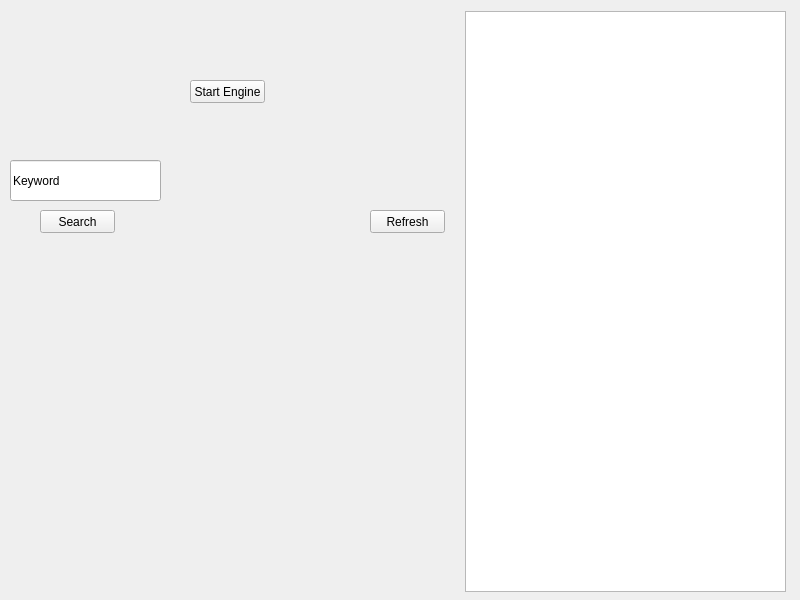
First picture: the form in gui/app.ui, repository dewy413/Scrappy, before the edit.
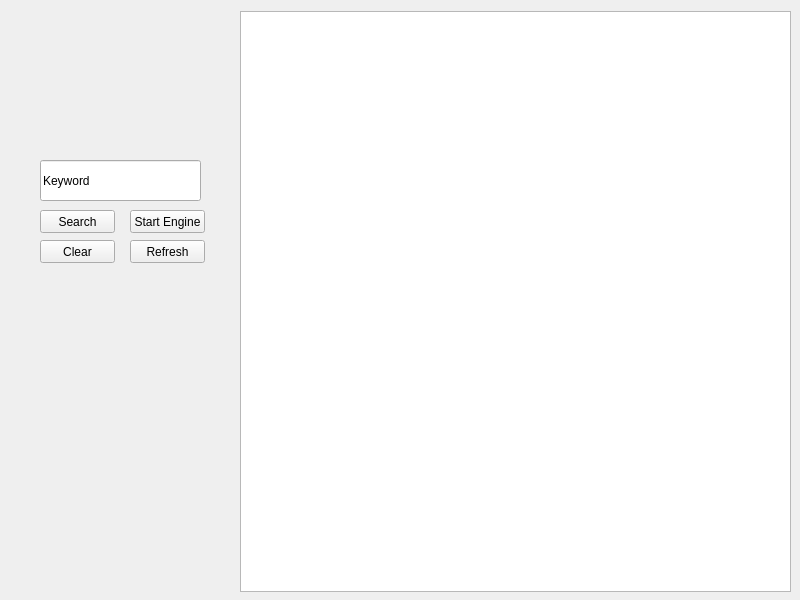
Second picture: the form after the edit.

Commit message: Moved the items, added a new button.

```diff
--- a/gui/app.ui
+++ b/gui/app.ui
@@ -42,9 +42,9 @@
    <widget class="QLineEdit" name="searchEdit">
     <property name="geometry">
      <rect>
-      <x>10</x>
+      <x>40</x>
       <y>160</y>
-      <width>151</width>
+      <width>161</width>
       <height>41</height>
      </rect>
     </property>
@@ -55,9 +55,9 @@
    <widget class="QListWidget" name="searchResults">
     <property name="geometry">
      <rect>
-      <x>465</x>
+      <x>240</x>
       <y>11</y>
-      <width>321</width>
+      <width>551</width>
       <height>581</height>
      </rect>
     </property>
@@ -65,8 +65,8 @@
    <widget class="QPushButton" name="refreshButton">
     <property name="geometry">
      <rect>
-      <x>370</x>
-      <y>210</y>
+      <x>130</x>
+      <y>240</y>
       <width>75</width>
       <height>23</height>
      </rect>
@@ -78,8 +78,8 @@
    <widget class="QPushButton" name="startButton">
     <property name="geometry">
      <rect>
-      <x>190</x>
-      <y>80</y>
+      <x>130</x>
+      <y>210</y>
       <width>75</width>
       <height>23</height>
      </rect>
@@ -88,6 +88,19 @@
      <string>Start Engine</string>
     </property>
    </widget>
+   <widget class="QPushButton" name="clearButton">
+    <property name="geometry">
+     <rect>
+      <x>40</x>
+      <y>240</y>
+      <width>75</width>
+      <height>23</height>
+     </rect>
+    </property>
+    <property name="text">
+     <string>Clear</string>
+    </property>
+   </widget>
   </widget>
  </widget>
  <resources/>
```
